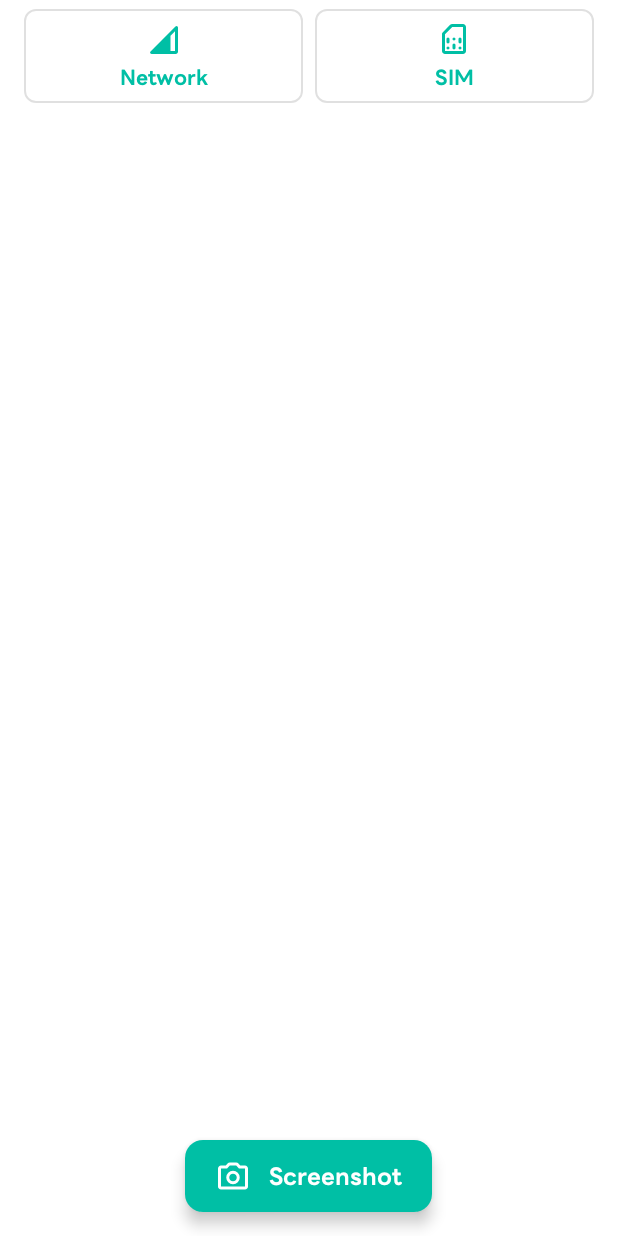
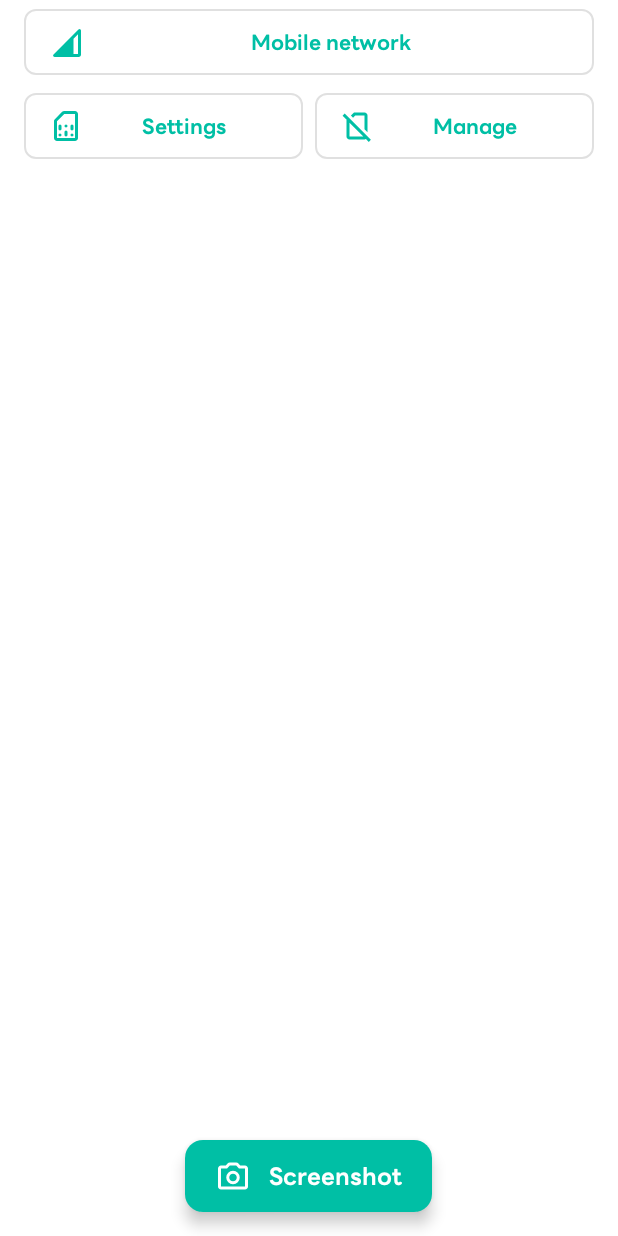
Before and after one commit to tkm0e/telephony-checker, an Android app: the layout activity_main.xml on its own in the app's theme, with its tools: preview values and no code run, on a phone screen of 412 x 824 dp. Run offline under Robolectric (Android 15) with nearby library versions, the phone set to English and light mode, and no system bars.

Commit message:
SIMの設定とプロファイルを開くボタンを別々にする

```diff
--- /dev/null
+++ b/app/src/main/res/drawable/ic_no_sim.xml
@@ -0,0 +1,5 @@
+<vector xmlns:android="http://schemas.android.com/apk/res/android" android:height="24dp" android:tint="#000000" android:viewportHeight="24" android:viewportWidth="24" android:width="24dp">
+
+    <path android:fillColor="@android:color/white" android:pathData="M21.26,21.21L3.79,3.74 2.38,5.15l2.74,2.74 -0.12,0.12L5,19c0,1.1 0.9,2 2,2h10c0.35,0 0.68,-0.1 0.97,-0.26l1.88,1.88 1.41,-1.41zM7,19L7,9.77L16.23,19L7,19zM10.84,5L17,5v9.11l2,2L19,5c0,-1.1 -0.9,-2 -2,-2h-6.99L7.95,5.06l1.41,1.41L10.84,5z"/>
+
+</vector>
--- a/app/src/main/res/layout/activity_main.xml
+++ b/app/src/main/res/layout/activity_main.xml
@@ -51,29 +51,42 @@
                     android:layout_height="wrap_content"
                     android:layout_gravity="center_horizontal|bottom"
                     android:layout_marginBottom="8dp"
-                    android:gravity="center_horizontal"
                     android:paddingHorizontal="@dimen/list_padding_horizontal"
+                    android:orientation="vertical">
+
+                    <Button
+                        style="@style/OutlinedButtonStyle"
+                        android:id="@+id/btn_network"
+                        android:layout_width="match_parent"
+                        android:layout_height="wrap_content"
+                        android:text="@string/mobile_network"
+                        app:icon="@drawable/ic_network" />
+
+                    <LinearLayout
+                        android:layout_width="match_parent"
+                        android:layout_height="wrap_content"
                         android:orientation="horizontal">
 
                         <Button
                             style="@style/OutlinedButtonStyle"
-                        android:id="@+id/btn_network"
+                            android:id="@+id/btn_sim_settings"
                             android:layout_width="0dp"
                             android:layout_height="match_parent"
                             android:layout_weight="1"
-                        android:text="@string/network"
-                        android:drawableTop="@drawable/ic_network" />
+                            android:text="@string/settings"
+                            app:icon="@drawable/ic_sim" />
 
                         <Button
                             style="@style/OutlinedButtonStyle"
-                        android:id="@+id/btn_sim"
+                            android:id="@+id/btn_sim_profiles"
                             android:layout_width="0dp"
                             android:layout_height="match_parent"
                             android:layout_weight="1"
+                            android:text="@string/manage"
                             android:layout_marginStart="8dp"
-                        android:text="@string/sim"
-                        android:drawableTop="@drawable/ic_sim" />
+                            app:icon="@drawable/ic_no_sim" />
 
+                    </LinearLayout>
                 </LinearLayout>
             </LinearLayout>
         </androidx.core.widget.NestedScrollView>
--- a/app/src/main/res/values/dimens.xml
+++ b/app/src/main/res/values/dimens.xml
@@ -25,7 +25,7 @@
     <dimen name="list_section_margin_vertical">8dp</dimen>
     <dimen name="list_section_padding_vertical">4dp</dimen>
     <dimen name="list_section_text_size">14sp</dimen>
-    <dimen name="button_padding_vertical">8dp</dimen>
+    <dimen name="button_min_height">56dp</dimen>
     <dimen name="button_corner_size">8dp</dimen>
     <dimen name="fab_margin">16sp</dimen>
     <dimen name="fab_corner_size">12dp</dimen>
--- a/app/src/main/res/values/strings.xml
+++ b/app/src/main/res/values/strings.xml
@@ -21,8 +21,9 @@
     <string name="screenshot_saved">Screenshot saved</string>
     <string name="screenshot_failed">Screenshot failed</string>
     <string name="value_copied">Value copied</string>
-    <string name="network">Network</string>
-    <string name="sim">SIM</string>
+    <string name="mobile_network">Mobile network</string>
+    <string name="settings">Settings</string>
+    <string name="manage">Manage</string>
     <string name="unsupported_device">Unsupported device</string>
     <string name="licenses">Licenses</string>
     <string name="please_allow_phone_permission">Please allow \"Phone\" permission</string>
--- a/app/src/main/res/values/themes.xml
+++ b/app/src/main/res/values/themes.xml
@@ -61,8 +61,7 @@
     </style>
 
     <style name="OutlinedButtonStyle" parent="Widget.MaterialComponents.Button.OutlinedButton">
-        <item name="android:paddingTop">@dimen/button_padding_vertical</item>
-        <item name="android:paddingBottom">@dimen/button_padding_vertical</item>
+        <item name="android:minHeight">@dimen/button_min_height</item>
         <item name="android:letterSpacing">0</item>
         <item name="android:textAllCaps">false</item>
         <item name="cornerRadius">@dimen/button_corner_size</item>
```
Also changed, not shown: app/src/main/java/net/tkm0e/telephonychecker/MainActivity.kt (+22 -6 lines). Lines whose indentation alone changed are shown as unchanged.
